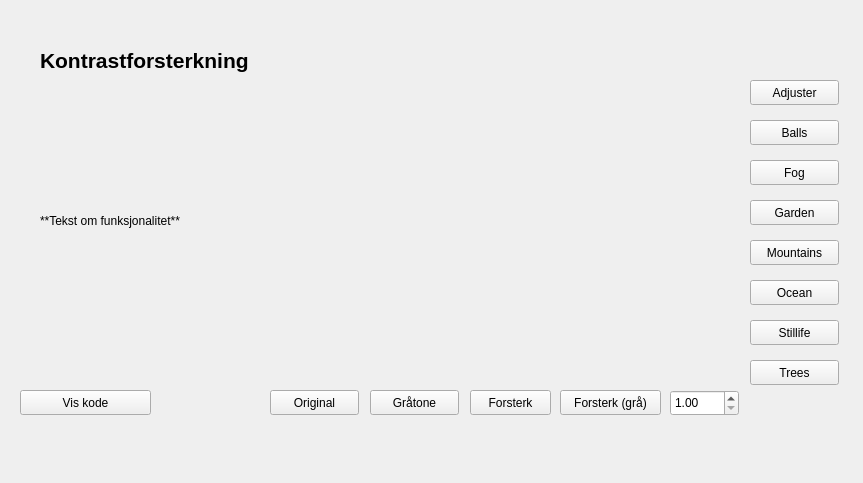
The window that src/gui/UI/kontrastforsterkning.ui (jegerud/Sciprog2020project) describes before a commit, drawn with Qt 5.
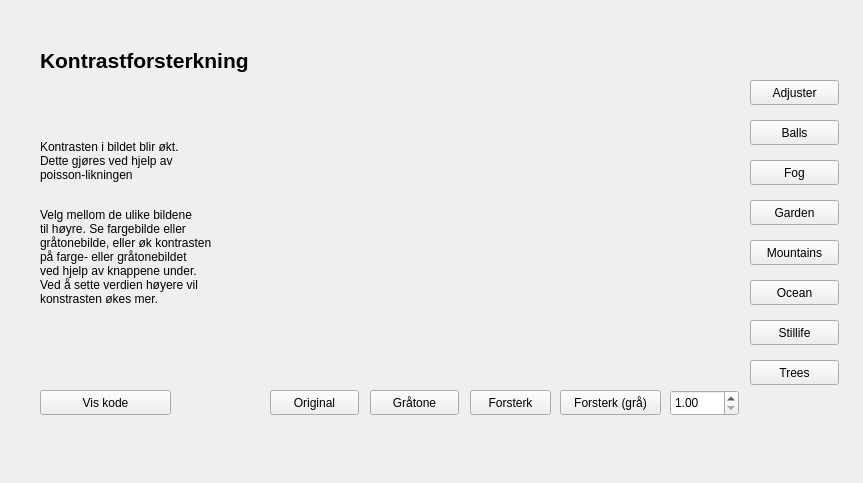
The same window after the commit. Icons and pictures are not drawn.

Commit message: Lagt til infotekst om kontrastforsterkning

The edit to the form file:
```diff
--- a/src/gui/UI/kontrastforsterkning.ui
+++ b/src/gui/UI/kontrastforsterkning.ui
@@ -155,13 +155,13 @@
    <property name="geometry">
     <rect>
      <x>40</x>
-     <y>110</y>
-     <width>191</width>
+     <y>120</y>
+     <width>231</width>
      <height>221</height>
     </rect>
    </property>
    <property name="text">
-    <string>**Tekst om funksjonalitet**</string>
+    <string>&lt;html&gt;&lt;head/&gt;&lt;body&gt;&lt;p&gt;Kontrasten i bildet blir økt. &lt;br/&gt;Dette gjøres ved hjelp av &lt;br/&gt;poisson-likningen&lt;/p&gt;&lt;p&gt;&lt;br/&gt;Velg mellom de ulike bildene&lt;br/&gt;til høyre. Se fargebilde eller &lt;br/&gt;gråtonebilde, eller øk kontrasten &lt;br/&gt;på farge- eller gråtonebildet &lt;br/&gt;ved hjelp av knappene under. &lt;br/&gt;Ved å sette verdien høyere vil&lt;br/&gt;konstrasten økes mer.&lt;br/&gt;&lt;/p&gt;&lt;/body&gt;&lt;/html&gt;</string>
    </property>
   </widget>
   <widget class="QPushButton" name="balls">
@@ -193,7 +193,7 @@
   <widget class="QPushButton" name="contrastCode">
    <property name="geometry">
     <rect>
-     <x>20</x>
+     <x>40</x>
      <y>390</y>
      <width>131</width>
      <height>25</height>
```
